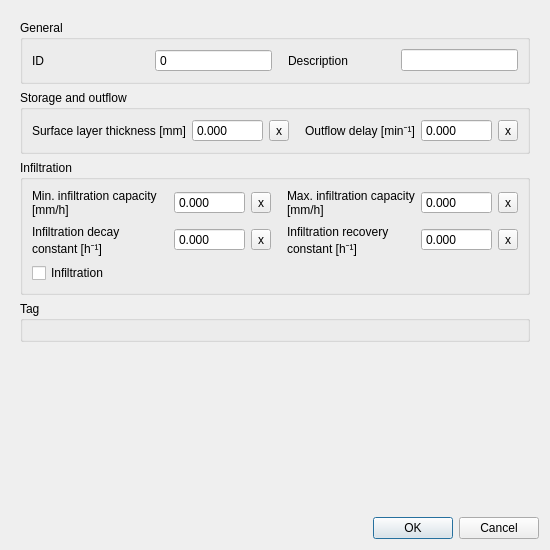
Above: threedi_schematisation_editor/forms/ui/surface_parameters.ui from nens/threedi-schematisation-editor before the change. Below: the same form after it.
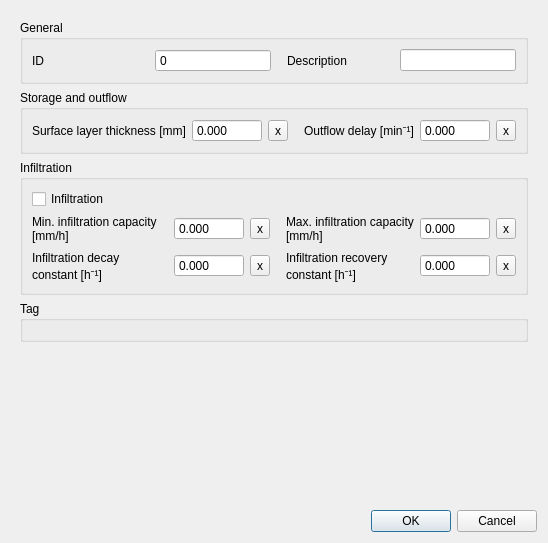
That is the form after the change.

What changed in the file:
```diff
--- a/threedi_schematisation_editor/forms/ui/surface_parameters.ui
+++ b/threedi_schematisation_editor/forms/ui/surface_parameters.ui
@@ -6,8 +6,8 @@
    <rect>
     <x>0</x>
     <y>0</y>
-    <width>550</width>
-    <height>550</height>
+    <width>548</width>
+    <height>543</height>
    </rect>
   </property>
   <property name="windowTitle">
@@ -37,8 +37,8 @@
        <rect>
         <x>0</x>
         <y>0</y>
-        <width>532</width>
-        <height>503</height>
+        <width>530</width>
+        <height>496</height>
        </rect>
       </property>
       <layout class="QGridLayout" name="gridLayout_2">
@@ -257,20 +257,7 @@
           <string>Infiltration</string>
          </property>
          <layout class="QGridLayout" name="gridLayout_5">
-          <item row="1" column="4">
-           <widget class="QDoubleSpinBox" name="infiltration_recovery_constant">
-            <property name="buttonSymbols">
-             <enum>QAbstractSpinBox::NoButtons</enum>
-            </property>
-            <property name="decimals">
-             <number>3</number>
-            </property>
-            <property name="maximum">
-             <double>100.000000000000000</double>
-            </property>
-           </widget>
-          </item>
-          <item row="1" column="0">
+          <item row="2" column="0">
            <widget class="QLabel" name="label_7">
             <property name="text">
              <string>Infiltration decay constant [h⁻¹]</string>
@@ -280,47 +267,40 @@
             </property>
            </widget>
           </item>
+          <item row="2" column="5">
+           <widget class="QToolButton" name="infiltration_recovery_constant_clear">
+            <property name="text">
+             <string>x</string>
+            </property>
+           </widget>
+          </item>
+          <item row="1" column="1">
+           <widget class="QDoubleSpinBox" name="min_infiltration_capacity">
+            <property name="buttonSymbols">
+             <enum>QAbstractSpinBox::NoButtons</enum>
+            </property>
+            <property name="decimals">
+             <number>3</number>
+            </property>
+            <property name="maximum">
+             <double>100.000000000000000</double>
+            </property>
+           </widget>
+          </item>
+          <item row="2" column="4">
+           <widget class="QDoubleSpinBox" name="infiltration_recovery_constant">
+            <property name="buttonSymbols">
+             <enum>QAbstractSpinBox::NoButtons</enum>
+            </property>
+            <property name="decimals">
+             <number>3</number>
+            </property>
+            <property name="maximum">
+             <double>100.000000000000000</double>
+            </property>
+           </widget>
+          </item>
           <item row="1" column="3">
-           <widget class="QLabel" name="label_8">
-            <property name="text">
-             <string>Infiltration recovery constant [h⁻¹]</string>
-            </property>
-            <property name="wordWrap">
-             <bool>true</bool>
-            </property>
-            <property name="indent">
-             <number>10</number>
-            </property>
-           </widget>
-          </item>
-          <item row="1" column="2">
-           <widget class="QToolButton" name="infiltration_decay_constant_clear">
-            <property name="text">
-             <string>x</string>
-            </property>
-           </widget>
-          </item>
-          <item row="0" column="4">
-           <widget class="QDoubleSpinBox" name="max_infiltration_capacity">
-            <property name="buttonSymbols">
-             <enum>QAbstractSpinBox::NoButtons</enum>
-            </property>
-            <property name="decimals">
-             <number>3</number>
-            </property>
-            <property name="maximum">
-             <double>100.000000000000000</double>
-            </property>
-           </widget>
-          </item>
-          <item row="0" column="2">
-           <widget class="QToolButton" name="min_infiltration_capacity_clear">
-            <property name="text">
-             <string>x</string>
-            </property>
-           </widget>
-          </item>
-          <item row="0" column="3">
            <widget class="QLabel" name="label_6">
             <property name="text">
              <string>Max. infiltration capacity [mm/h]</string>
@@ -333,8 +313,22 @@
             </property>
            </widget>
           </item>
-          <item row="1" column="1">
-           <widget class="QDoubleSpinBox" name="infiltration_decay_constant">
+          <item row="1" column="2">
+           <widget class="QToolButton" name="min_infiltration_capacity_clear">
+            <property name="text">
+             <string>x</string>
+            </property>
+           </widget>
+          </item>
+          <item row="1" column="5">
+           <widget class="QToolButton" name="max_infiltration_capacity_clear">
+            <property name="text">
+             <string>x</string>
+            </property>
+           </widget>
+          </item>
+          <item row="1" column="4">
+           <widget class="QDoubleSpinBox" name="max_infiltration_capacity">
             <property name="buttonSymbols">
              <enum>QAbstractSpinBox::NoButtons</enum>
             </property>
@@ -346,7 +340,7 @@
             </property>
            </widget>
           </item>
-          <item row="0" column="0">
+          <item row="1" column="0">
            <widget class="QLabel" name="label_4">
             <property name="text">
              <string>Min. infiltration capacity [mm/h]</string>
@@ -356,15 +350,35 @@
             </property>
            </widget>
           </item>
-          <item row="2" column="0">
+          <item row="0" column="0">
            <widget class="QCheckBox" name="infiltration">
             <property name="text">
              <string>Infiltration</string>
             </property>
            </widget>
           </item>
-          <item row="0" column="1">
-           <widget class="QDoubleSpinBox" name="min_infiltration_capacity">
+          <item row="2" column="3">
+           <widget class="QLabel" name="label_8">
+            <property name="text">
+             <string>Infiltration recovery constant [h⁻¹]</string>
+            </property>
+            <property name="wordWrap">
+             <bool>true</bool>
+            </property>
+            <property name="indent">
+             <number>10</number>
+            </property>
+           </widget>
+          </item>
+          <item row="2" column="2">
+           <widget class="QToolButton" name="infiltration_decay_constant_clear">
+            <property name="text">
+             <string>x</string>
+            </property>
+           </widget>
+          </item>
+          <item row="2" column="1">
+           <widget class="QDoubleSpinBox" name="infiltration_decay_constant">
             <property name="buttonSymbols">
              <enum>QAbstractSpinBox::NoButtons</enum>
             </property>
@@ -376,20 +390,6 @@
             </property>
            </widget>
           </item>
-          <item row="0" column="5">
-           <widget class="QToolButton" name="max_infiltration_capacity_clear">
-            <property name="text">
-             <string>x</string>
-            </property>
-           </widget>
-          </item>
-          <item row="1" column="5">
-           <widget class="QToolButton" name="infiltration_recovery_constant_clear">
-            <property name="text">
-             <string>x</string>
-            </property>
-           </widget>
-          </item>
          </layout>
         </widget>
        </item>
```
Left out of the diff: 2 changed lines with no effect on the pictures.
